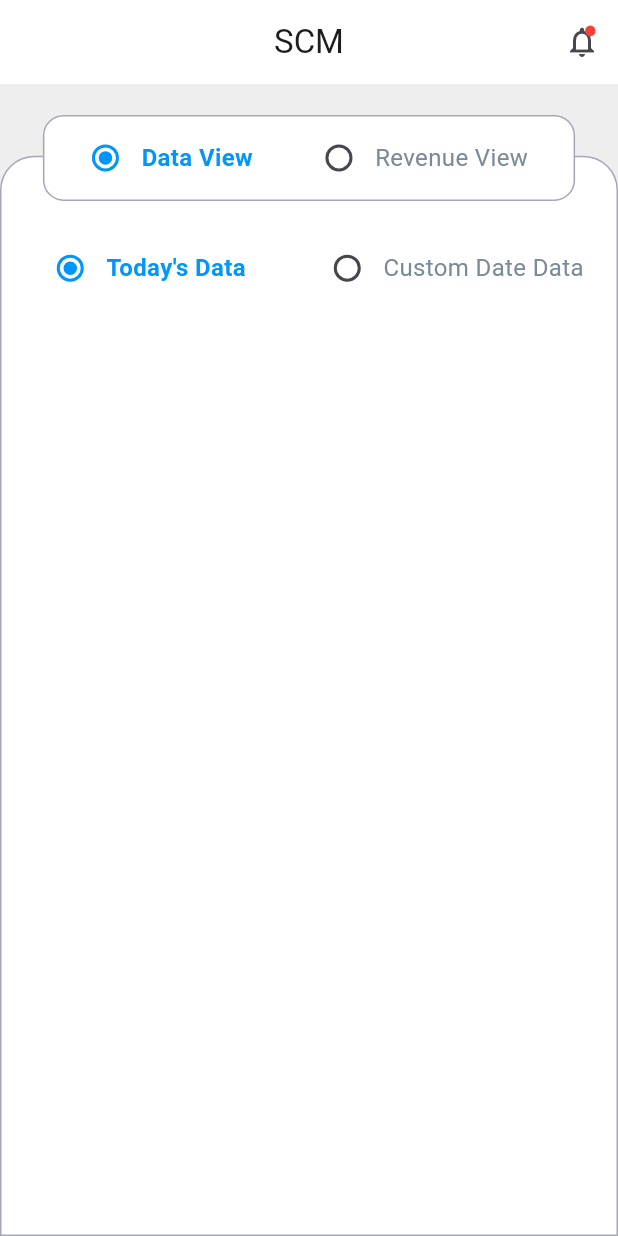
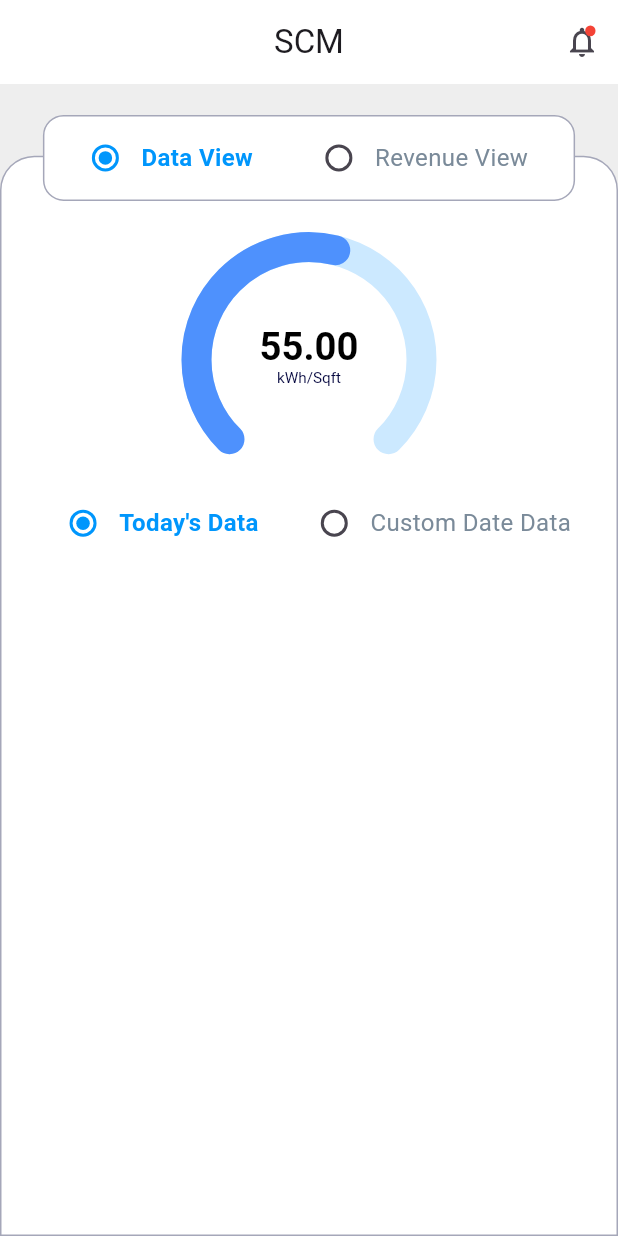
Before and after one commit to Sohag-84/Monitoring-System-App, a Flutter app: the SourceTabDetailsView screen opened by its route, on a phone screen of 412 x 824 dp. Run offline on Flutter 3.47's test engine with Material 3 defaults, Android fonts, the phone set to English and light mode, and no system bars; our stand-ins replace equatable, flutter_bloc, flutter_screenutil, go_router.

```diff
--- a/lib/core/theme/app_colors.dart
+++ b/lib/core/theme/app_colors.dart
@@ -14,4 +14,8 @@ class AppColors {
   static const activeColor = Color(0xFF78C6FF);
   static const inactiveColor = Color(0xFFFF4D4D);
   static const borderColor = Color(0xFFA5A7B9);
+  static const progressActiveColor = Color(0xFF4E91FD);
+  static final progressInactiveColor = Color(
+    0xFF55B4FF,
+  ).withValues(alpha: 0.15);
 }
--- a/lib/features/details/presentation/views/source_tab_details_view.dart
+++ b/lib/features/details/presentation/views/source_tab_details_view.dart
@@ -4,6 +4,7 @@ import 'package:flutter_screenutil/flutter_screenutil.dart';
 import 'package:monitoring_system/core/theme/app_colors.dart';
 import 'package:monitoring_system/core/widgets/common_app_bar.dart';
 import 'package:monitoring_system/features/details/presentation/cubit/radio_button_cubit.dart';
+import 'package:monitoring_system/features/details/presentation/widgets/circular_chart_widget.dart';
 import 'package:monitoring_system/features/details/presentation/widgets/radio_button_widget.dart';
 
 class SourceTabDetailsView extends StatelessWidget {
@@ -28,7 +29,11 @@ class SourceTabDetailsView extends StatelessWidget {
               border: Border.all(color: AppColors.borderColor),
             ),
             child: Column(
-              children: [SizedBox(height: 50), sortOptionRadioRow()],
+              children: [
+                SizedBox(height: 50),
+                CircularChartWidget(value: 55),
+                sortOptionRadioRow(),
+              ],
             ),
           ),
 
@@ -42,7 +47,9 @@ class SourceTabDetailsView extends StatelessWidget {
   Widget sortOptionRadioRow() {
     return BlocBuilder<RadioButtonCubit, RadioButtonState>(
       builder: (context, state) {
-        return Row(
+        return Padding(
+          padding: EdgeInsets.symmetric(horizontal: 15.w),
+          child: Row(
             mainAxisAlignment: MainAxisAlignment.spaceAround,
             children: [
               // Data View Option
@@ -71,6 +78,7 @@ class SourceTabDetailsView extends StatelessWidget {
                 },
               ),
             ],
+          ),
         );
       },
     );
--- /dev/null
+++ b/lib/features/details/presentation/widgets/circular_chart_widget.dart
@@ -0,0 +1,35 @@
+import 'package:flutter/material.dart';
+import 'package:monitoring_system/core/theme/app_colors.dart';
+import 'package:monitoring_system/core/utils/circular_gauge_painter.dart';
+
+class CircularChartWidget extends StatelessWidget {
+  final double value;
+  final String unit;
+
+  const CircularChartWidget({
+    super.key,
+    required this.value,
+    this.unit = 'kWh/Sqft',
+  });
+
+  @override
+  Widget build(BuildContext context) {
+    return Center(
+      child: SizedBox(
+        width: 170,
+        height: 170,
+        child: CustomPaint(
+          painter: CircularGaugePainter(
+            value: value,
+            unit: unit,
+            activeColor: AppColors.progressActiveColor,
+            backgroundColor: AppColors.progressInactiveColor,
+            maxValue: 100.0,
+            strokeWidth: 20.0,
+            unitTextColor: AppColors.navyBlueColor,
+          ),
+        ),
+      ),
+    );
+  }
+}
--- a/lib/features/details/presentation/widgets/radio_button_widget.dart
+++ b/lib/features/details/presentation/widgets/radio_button_widget.dart
@@ -1,5 +1,6 @@
 import 'package:flutter/material.dart';
 import 'package:flutter_bloc/flutter_bloc.dart';
+import 'package:flutter_screenutil/flutter_screenutil.dart';
 import 'package:monitoring_system/core/theme/app_colors.dart';
 import 'package:monitoring_system/features/details/presentation/cubit/radio_button_cubit.dart';
 
@@ -30,7 +31,7 @@ Widget radioButtonWidget(
         Text(
           label,
           style: TextStyle(
-            fontSize: 16,
+            fontSize: 14.sp,
             color: groupValue == value
                 ? AppColors.primaryColor
                 : AppColors.greyColor,
```
Also changed, not shown: lib/core/utils/circular_gauge_painter.dart (added, +111 -0 lines). Lines whose indentation alone changed are shown as unchanged.
